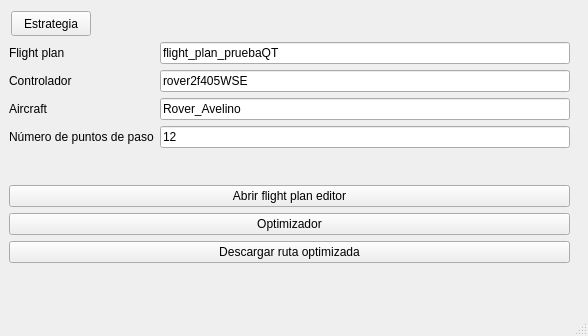
Above: src/widgets/mainwindow.ui from UCM-237/PprzGCS before the change. Below: the same form after it.
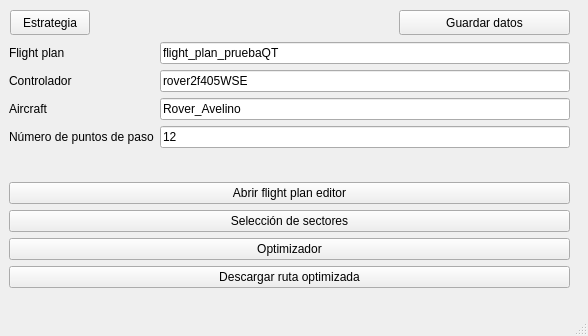
That is the form after the change.

Commit message: Configuracion de sectores añadida

Diff of the .ui file:
```diff
--- a/src/widgets/mainwindow.ui
+++ b/src/widgets/mainwindow.ui
@@ -17,8 +17,8 @@
    <widget class="QPushButton" name="button_estrategia">
     <property name="geometry">
      <rect>
-      <x>11</x>
-      <y>11</y>
+      <x>10</x>
+      <y>10</y>
       <width>80</width>
       <height>25</height>
      </rect>
@@ -27,13 +27,13 @@
      <string>Estrategia</string>
     </property>
    </widget>
-   <widget class="QWidget" name="">
+   <widget class="QWidget" name="layoutWidget">
     <property name="geometry">
      <rect>
       <x>9</x>
       <y>42</y>
       <width>561</width>
-      <height>221</height>
+      <height>246</height>
      </rect>
     </property>
     <layout class="QGridLayout" name="gridLayout">
@@ -104,22 +104,42 @@
        </property>
       </widget>
      </item>
-     <item row="2" column="0">
+     <item row="3" column="0">
       <widget class="QPushButton" name="button_optimizacion">
        <property name="text">
         <string>Optimizador</string>
        </property>
       </widget>
      </item>
-     <item row="3" column="0">
+     <item row="4" column="0">
       <widget class="QPushButton" name="button_compilacion">
        <property name="text">
         <string>Descargar ruta optimizada</string>
        </property>
       </widget>
      </item>
+     <item row="2" column="0">
+      <widget class="QPushButton" name="button_sectores">
+       <property name="text">
+        <string>Selección de sectores</string>
+       </property>
+      </widget>
+     </item>
     </layout>
    </widget>
+   <widget class="QPushButton" name="button_datos">
+    <property name="geometry">
+     <rect>
+      <x>399</x>
+      <y>10</y>
+      <width>171</width>
+      <height>25</height>
+     </rect>
+    </property>
+    <property name="text">
+     <string>Guardar datos</string>
+    </property>
+   </widget>
   </widget>
   <widget class="QMenuBar" name="menubar">
    <property name="geometry">
```
The commit also changes 473 other files.
